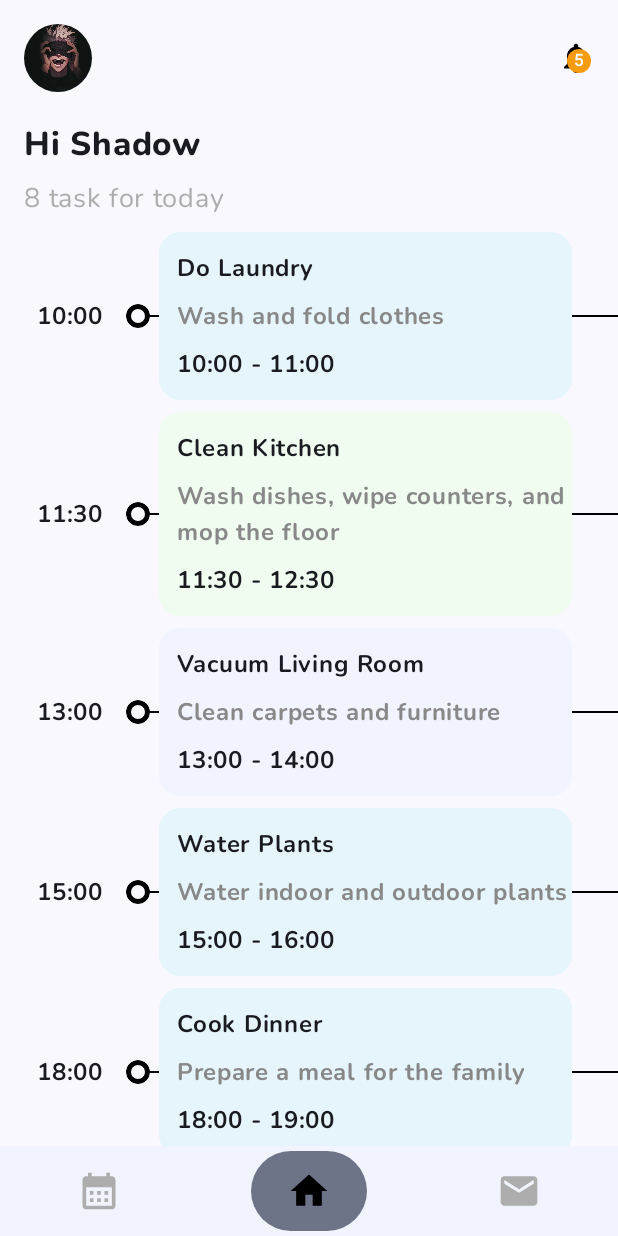
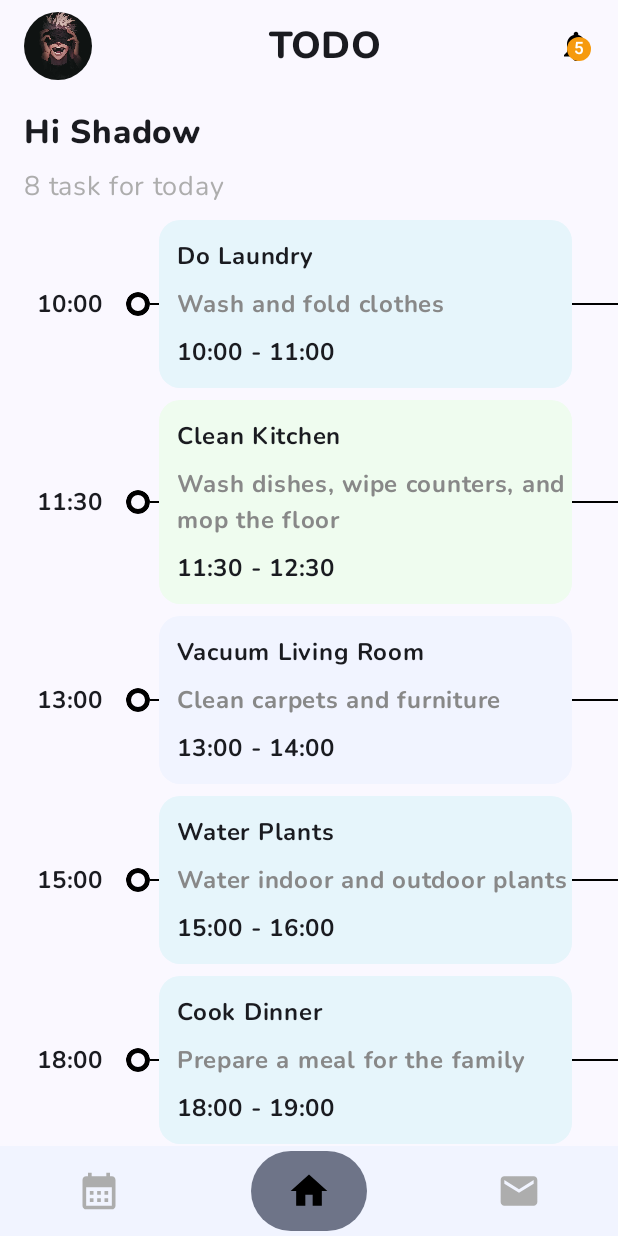
Before and after one commit to yhrjfj/TODO_UI_Compose, an Android app built with Jetpack Compose: the screen it shows after launch (MainActivity), on a phone screen of 412 x 824 dp. Run offline under Robolectric (Android 15) with nearby library versions, the phone set to English and light mode, and no system bars.

Commit message:
Minor change

```diff
--- a/app/src/main/java/com/yhr/jfj/todo_ui_compose/MainActivity.kt
+++ b/app/src/main/java/com/yhr/jfj/todo_ui_compose/MainActivity.kt
@@ -113,7 +113,7 @@ class MainActivity : ComponentActivity() {
                             .fillMaxSize()
                             .padding(
                                 start = 16.dp,
-                                top = 16.dp,
+                                top = 8.dp,
                                 bottom = 16.dp
                             )
                     ) {
--- a/app/src/main/java/com/yhr/jfj/todo_ui_compose/taskmanager/data/components/ProfileHeaderComponent.kt
+++ b/app/src/main/java/com/yhr/jfj/todo_ui_compose/taskmanager/data/components/ProfileHeaderComponent.kt
@@ -20,8 +20,11 @@ import androidx.compose.ui.Modifier
 import androidx.compose.ui.draw.clip
 import androidx.compose.ui.graphics.Color
 import androidx.compose.ui.res.painterResource
+import androidx.compose.ui.text.font.Font
+import androidx.compose.ui.text.font.FontFamily
 import androidx.compose.ui.tooling.preview.Preview
 import androidx.compose.ui.unit.dp
+import androidx.compose.ui.unit.sp
 import com.yhr.jfj.todo_ui_compose.R
 import com.yhr.jfj.todo_ui_compose.ui.theme.Orange
 
@@ -40,6 +43,11 @@ fun ProfileHeaderComponent() {
             modifier = Modifier
                 .size(45.dp)
                 .clip(CircleShape),
+        )
+        Text(
+            text = "TODO",
+            fontSize = 25.sp,
+            fontFamily = FontFamily(Font(R.font.nunito_extrabold))
         )
         BadgedBox(
             badge = {
```
